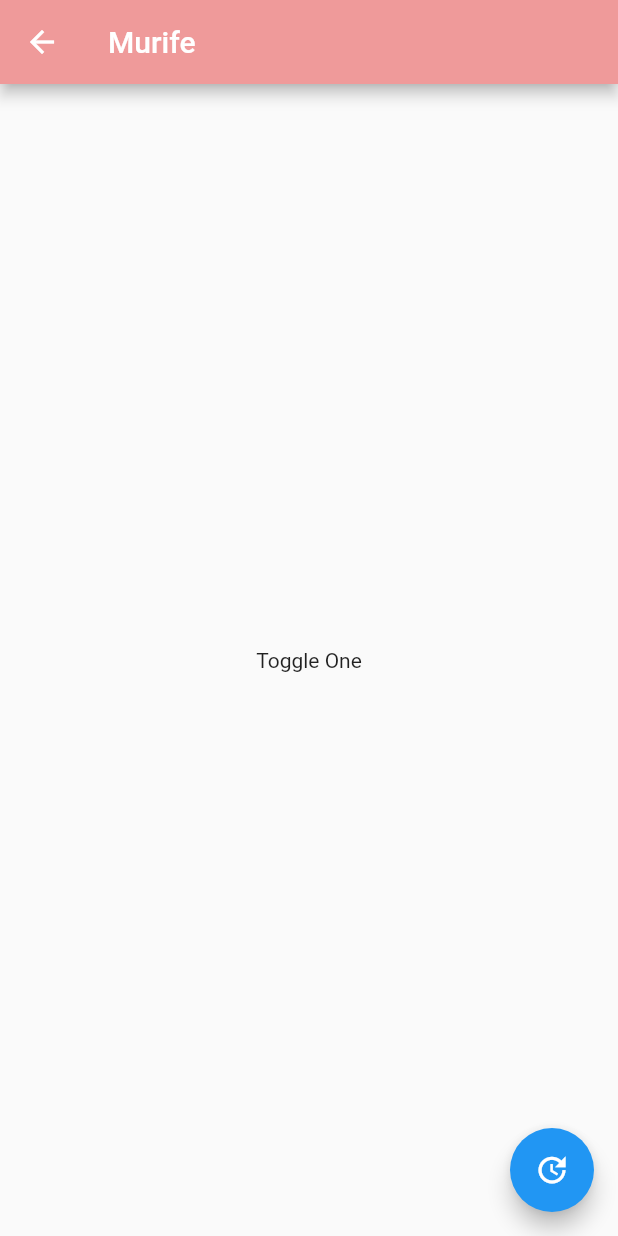
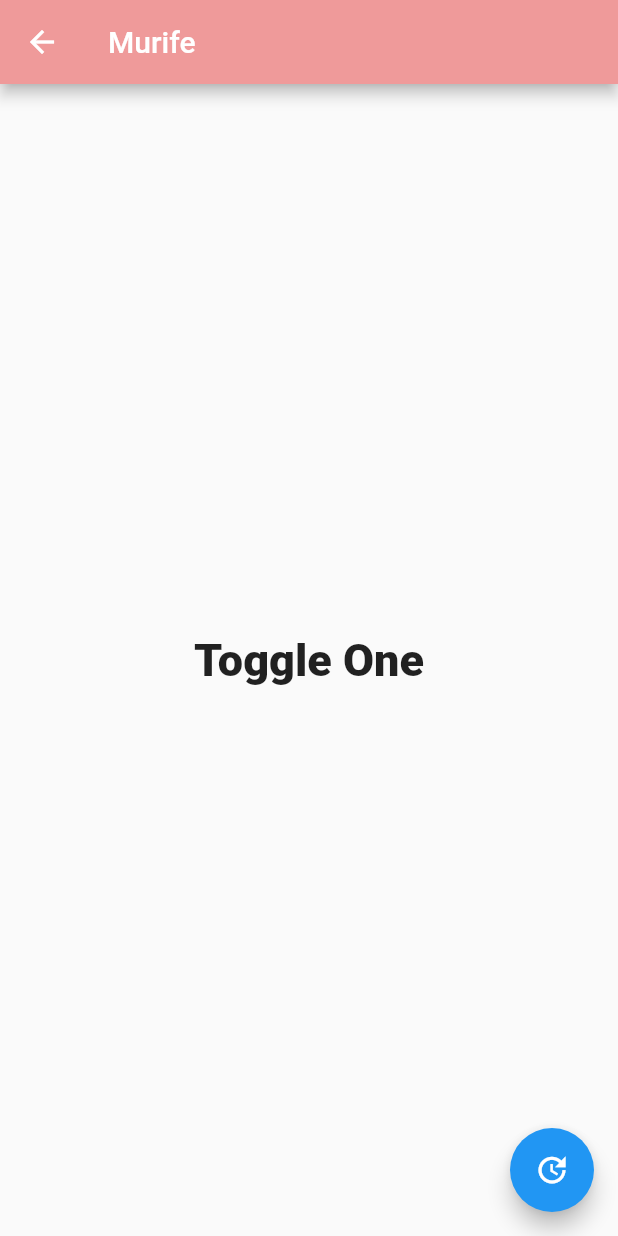
Before and after one commit to indieka900/flutterwidgets, a Flutter app: the Sample1 screen opened directly, on a phone screen of 412 x 824 dp. Run offline on Flutter 3.47's test engine with Material 2 defaults, Android fonts, the phone set to English and light mode, and no system bars.

Commit message:
Flutter widgets

```diff
--- a/flutter_application/lib/widgetsexample/floating.dart
+++ b/flutter_application/lib/widgetsexample/floating.dart
@@ -9,6 +9,9 @@ class Sample1 extends StatefulWidget {
 
 class _Sample1State extends State<Sample1> {
   bool toggle = true;
+  String txt1 = 'Toggle Two';
+  String txt2 = 'Press the floating on to change';
+  var txt;
   @override
   Widget build(BuildContext context) {
     return Scaffold(
@@ -19,10 +22,22 @@ class _Sample1State extends State<Sample1> {
       ),
       body: Center(
         child: toggle
-            ? const Text('Toggle One')
+            ? const Text(
+                'Toggle One',
+                style: TextStyle(fontSize: 30, fontWeight: FontWeight.w900),
+              )
             : ElevatedButton(
-                onPressed: () {},
-                child: const Text('Toggle Two'),
+                onPressed: () {
+                  setState(() {
+                    // if (txt != txt1) {
+                    //   txt = txt1;
+                    // } else {
+                    //   txt = txt2;
+                    // }
+                    txt != txt1 ? txt = txt1 : txt = txt2;
+                  });
+                },
+                child: Text(txt),
               ),
       ),
       floatingActionButton: FloatingActionButton(
```
